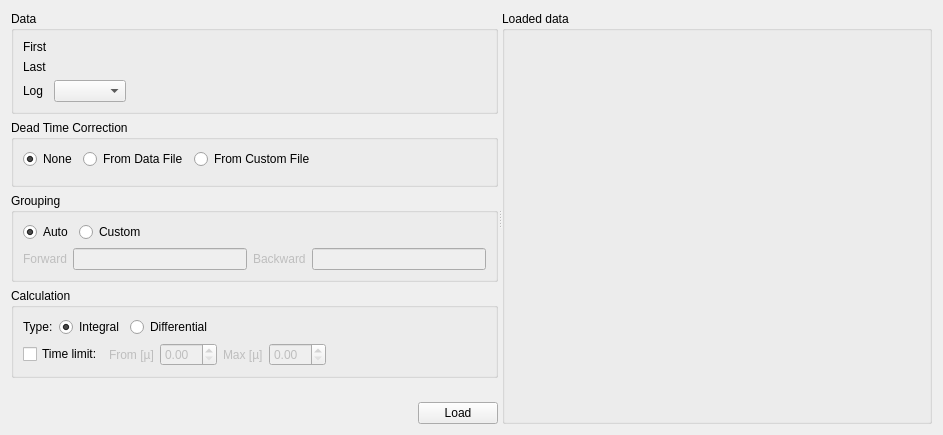
Above: Code/Mantid/MantidQt/CustomInterfaces/inc/MantidQtCustomInterfaces/Muon/ALCDataLoadingView.ui from mantidproject/mantid before the change. Below: the same form after it.
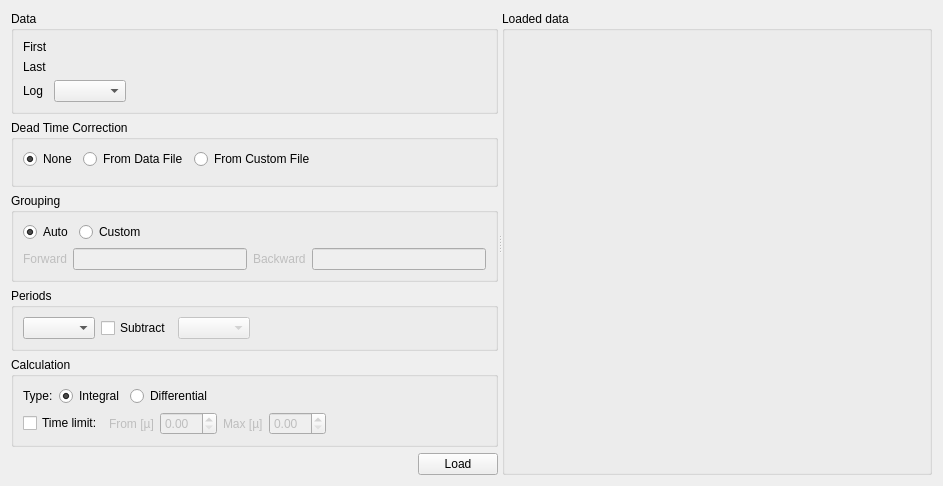
That is the form after the change. Custom widgets are drawn as their Qt base class.

Commit message: Re #9489 Adding period section to interface

Diff of the .ui file:
```diff
--- a/Code/Mantid/MantidQt/CustomInterfaces/inc/MantidQtCustomInterfaces/Muon/ALCDataLoadingView.ui
+++ b/Code/Mantid/MantidQt/CustomInterfaces/inc/MantidQtCustomInterfaces/Muon/ALCDataLoadingView.ui
@@ -265,6 +265,50 @@
                   </layout>
                 </widget>
               </item>
+              <item>
+                <widget class="QGroupBox" name="periodsGroup">
+                  <property name="title">
+                    <string>Periods</string>
+                  </property>
+                  <layout class="QVBoxLayout" name="verticalLayoutPeriods">
+                    <item>
+                      <layout class="QHBoxLayout" name="horizontalLayoutPeriods">
+                        <item>
+                          <widget class="QComboBox" name="redPeriod">
+                          </widget>
+                        </item>
+                        <item>
+                          <widget class="QCheckBox" name="subtractCheckbox">
+                            <property name="text">
+                              <string>Subtract</string>
+                            </property>
+                          </widget>
+                        </item>
+                        <item>
+                          <widget class="QComboBox" name="greenPeriod">
+                            <property name="enabled">
+                              <bool>false</bool>
+                            </property>
+                          </widget>
+                        </item>
+                        <item>
+                          <spacer name="hSpacerPeriods">
+                            <property name="orientation">
+                              <enum>Qt::Horizontal</enum>
+                            </property>
+                            <property name="sizeHint" stdset="0">
+                              <size>
+                                <width>40</width>
+                                <height>20</height>
+                              </size>
+                            </property>
+                          </spacer>
+                        </item>
+                      </layout>
+                    </item>
+                  </layout>
+                </widget>
+              </item>
               <item>
                 <widget class="QGroupBox" name="groupBox_2">
                   <property name="title">
```
Left out of the diff: 6 changed lines with no effect on the pictures.
